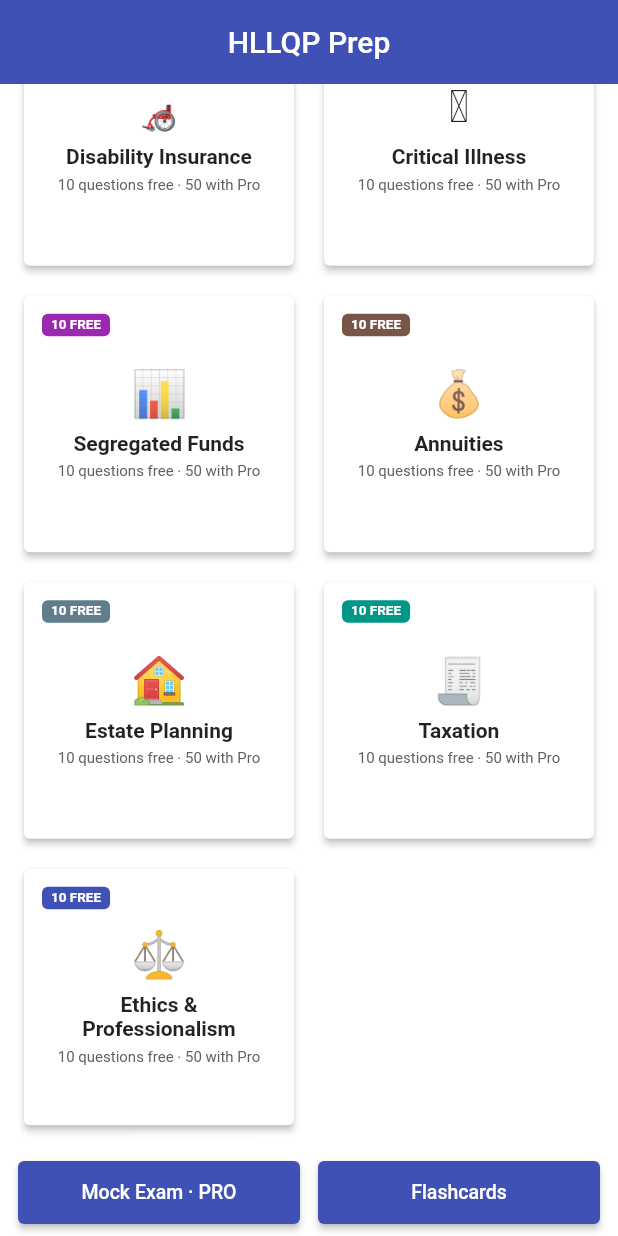
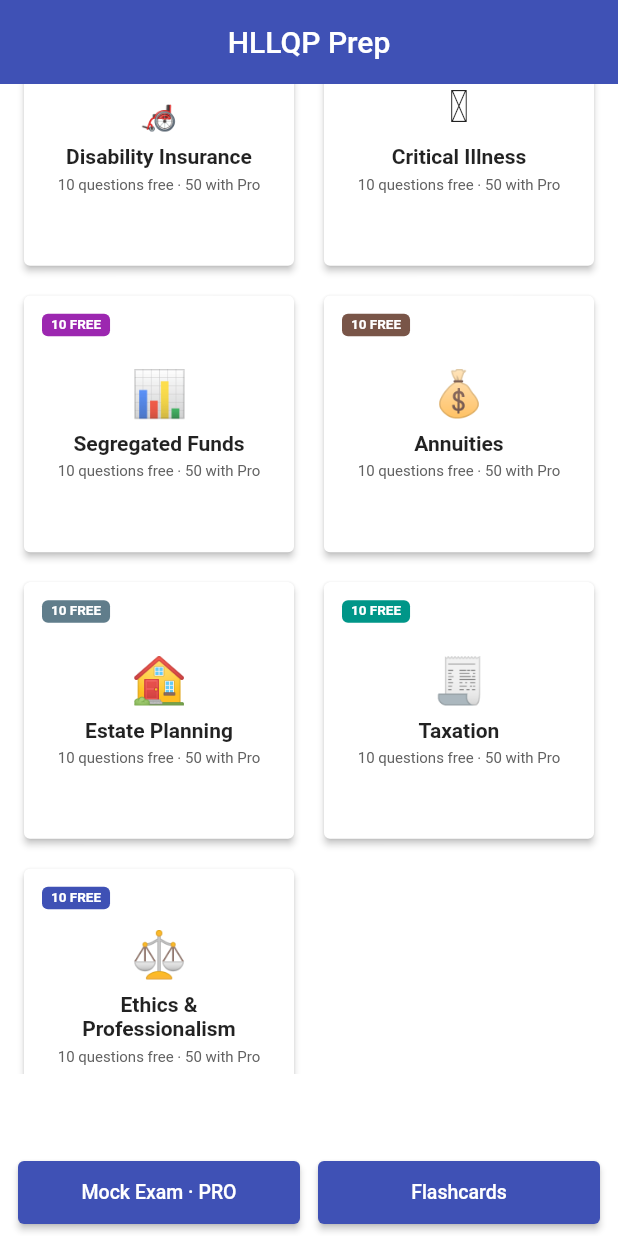
Before and after one commit to Shampat/hllqp-prep, a Flutter app: the screen it shows after launch, scrolled down 257 dp, on a phone screen of 412 x 824 dp. Run offline on Flutter 3.47's test engine with Material 3 defaults, Android fonts, the phone set to English and light mode, and no system bars; our stand-ins replace google_mobile_ads, in_app_purchase, shared_preferences; network calls fail.

Commit message:
Reserve safe banner space for free users

```diff
--- a/lib/widgets/banner_ad_widget.dart
+++ b/lib/widgets/banner_ad_widget.dart
@@ -64,13 +64,19 @@ class _BannerAdWidgetState extends State<BannerAdWidget> {
       return const SizedBox.shrink();
     }
 
-    if (!_loaded || _ad == null) return const SizedBox.shrink();
-
-    return Container(
-      margin: const EdgeInsets.only(bottom: 6),
-      height: _ad!.size.height.toDouble(),
-      alignment: Alignment.center,
-      child: AdWidget(ad: _ad!),
+    // Reserve the standard banner height for free users so question/card
+    // content does not jump when the ad finishes loading.
+    return SizedBox(
+      height: AdSize.banner.height.toDouble(),
+      child: Center(
+        child: _loaded && _ad != null
+            ? SizedBox(
+                width: _ad!.size.width.toDouble(),
+                height: _ad!.size.height.toDouble(),
+                child: AdWidget(ad: _ad!),
+              )
+            : const SizedBox.shrink(),
+      ),
     );
   }
 }
```
